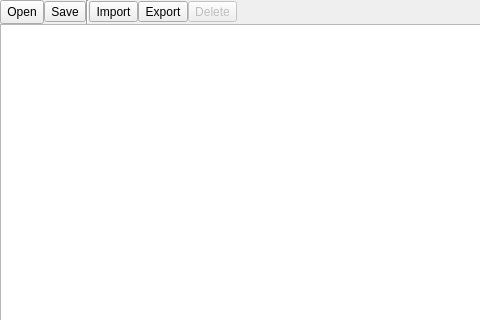
Qt form app/MainWindow.ui (choosyg/WerkzeugListeEstlcam) before a commit; both pictures show x 0 to 480 and y 0 to 320 of the 1280 by 600 pixel window.
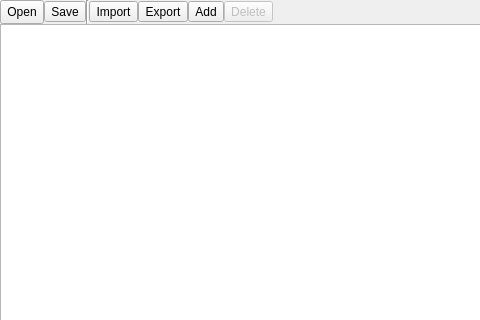
The same form after that commit.

Commit message: * Adding new tools * Default values for tools

```diff
--- a/app/MainWindow.ui
+++ b/app/MainWindow.ui
@@ -79,6 +79,13 @@
         </property>
        </widget>
       </item>
+      <item>
+       <widget class="QToolButton" name="addButton">
+        <property name="text">
+         <string>Add</string>
+        </property>
+       </widget>
+      </item>
       <item>
        <widget class="QToolButton" name="deleteButton">
         <property name="enabled">
```
The commit also changes 6 other files.
